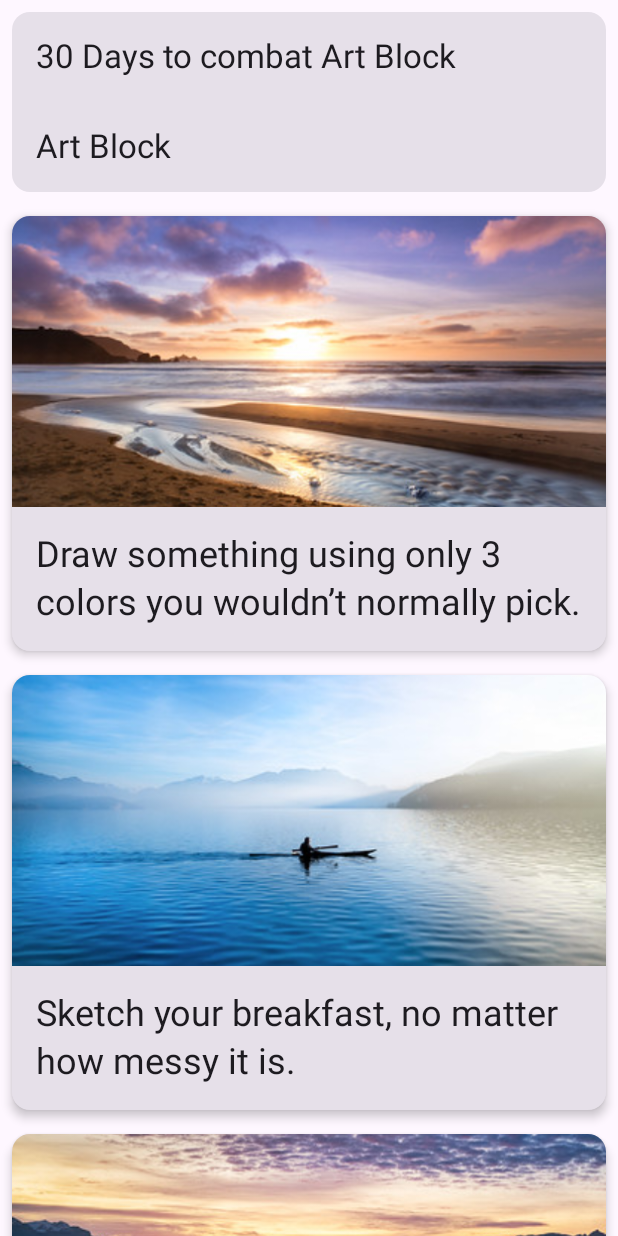
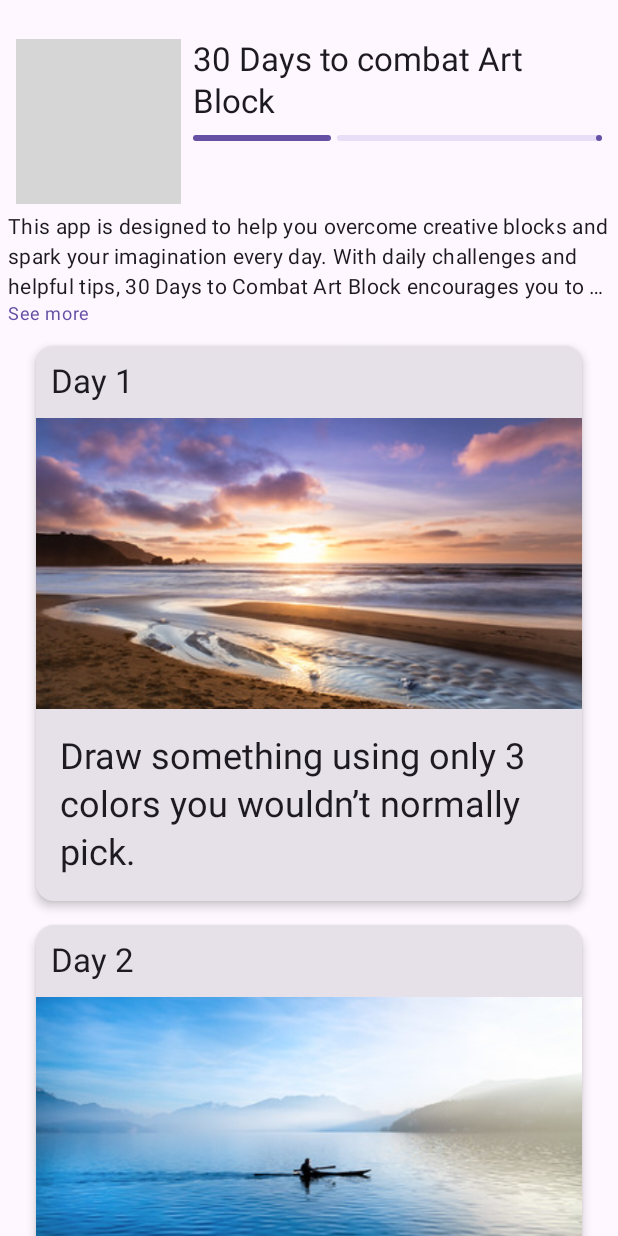
Before and after one commit to Vikyyz/30-days-app, an Android app built with Jetpack Compose: the screen it shows after launch (MainActivity), on a phone screen of 412 x 824 dp. Run offline under Robolectric (Android 15) with nearby library versions, the phone set to English and light mode, and no system bars; grey boxes are pictures that could not be loaded.

```diff
--- a/app/src/main/java/com/example/a30daysapp/MainActivity.kt
+++ b/app/src/main/java/com/example/a30daysapp/MainActivity.kt
@@ -4,7 +4,10 @@ import android.os.Bundle
 import androidx.activity.ComponentActivity
 import androidx.activity.compose.setContent
 import androidx.activity.enableEdgeToEdge
+import androidx.annotation.StringRes
+import androidx.compose.animation.animateContentSize
 import androidx.compose.foundation.Image
+import androidx.compose.foundation.clickable
 import androidx.compose.foundation.layout.Arrangement
 import androidx.compose.foundation.layout.Box
 import androidx.compose.foundation.layout.Column
@@ -12,11 +15,13 @@ import androidx.compose.foundation.layout.Row
 import androidx.compose.foundation.layout.fillMaxWidth
 import androidx.compose.foundation.layout.height
 import androidx.compose.foundation.layout.padding
+import androidx.compose.foundation.layout.size
 import androidx.compose.foundation.lazy.LazyColumn
 import androidx.compose.foundation.lazy.grid.GridCells
 import androidx.compose.foundation.lazy.grid.GridItemSpan
 import androidx.compose.foundation.lazy.grid.LazyVerticalGrid
 import androidx.compose.foundation.lazy.grid.items
+import androidx.compose.foundation.lazy.grid.itemsIndexed
 import androidx.compose.foundation.lazy.items
 import androidx.compose.material.icons.Icons
 import androidx.compose.material.icons.filled.Delete
@@ -24,7 +29,9 @@ import androidx.compose.material3.Card
 import androidx.compose.material3.CardDefaults
 import androidx.compose.material3.ExperimentalMaterial3Api
 import androidx.compose.material3.Icon
+import androidx.compose.material3.LinearProgressIndicator
 import androidx.compose.material3.MaterialTheme
+import androidx.compose.material3.ProgressIndicatorDefaults
 import androidx.compose.material3.Scaffold
 import androidx.compose.material3.SwipeToDismissBox
 import androidx.compose.material3.SwipeToDismissBoxValue
@@ -35,12 +42,14 @@ import androidx.compose.runtime.getValue
 import androidx.compose.runtime.mutableStateOf
 import androidx.compose.runtime.remember
 import androidx.compose.runtime.setValue
+import androidx.compose.ui.Alignment
 import androidx.compose.ui.Modifier
 import androidx.compose.ui.graphics.vector.ImageVector
 import androidx.compose.ui.layout.ContentScale
 import androidx.compose.ui.modifier.modifierLocalConsumer
 import androidx.compose.ui.res.painterResource
 import androidx.compose.ui.res.stringResource
+import androidx.compose.ui.text.style.TextOverflow
 import androidx.compose.ui.tooling.preview.Preview
 import androidx.compose.ui.unit.dp
 import com.example.a30daysapp.data.DataSource
@@ -68,7 +77,7 @@ class MainActivity : ComponentActivity() {
 
 @OptIn(ExperimentalMaterial3Api::class)
 @Composable
-fun TipsCard(tip: Tip, modifier: Modifier = Modifier) {
+fun TipsCard(tip: Tip, index: Int, modifier: Modifier = Modifier) {
     var completed by remember { mutableStateOf(false) }
     Card(modifier = modifier.padding(8.dp), elevation = CardDefaults.cardElevation(defaultElevation = 4.dp)) {
         val dismissState = rememberSwipeToDismissBoxState(
@@ -81,14 +90,20 @@ fun TipsCard(tip: Tip, modifier: Modifier = Modifier) {
                 }
             }
         )
+        Text (
+            text = "Day ${index + 1}",
+            style = MaterialTheme.typography.titleLarge,
+            modifier = Modifier.padding(10.dp)
+        )
         SwipeToDismissBox (
             state = dismissState,
             enableDismissFromEndToStart = true,
+            enableDismissFromStartToEnd = false,
             backgroundContent = {
                 Box {
                     Icon(
                         imageVector = Icons.Default.Delete,
-                        contentDescription = "Delete tip"
+                        contentDescription = "Delete tip",
                     )
                 }
             }
@@ -101,7 +116,7 @@ fun TipsCard(tip: Tip, modifier: Modifier = Modifier) {
                         .padding(16.dp),
                     contentAlignment = androidx.compose.ui.Alignment.Center
                 ) {
-                    Text(text = "You have completed this day's task")
+                    Text(text = "You have completed day's ${index + 1} task.")
                 }
             } else {
                 Column {
@@ -112,7 +127,6 @@ fun TipsCard(tip: Tip, modifier: Modifier = Modifier) {
                             .fillMaxWidth()
                             .height(194.dp),
                         contentScale = ContentScale.Crop
-
                     )
                     Text (
                         text = stringResource(tip.stringResourceId),
@@ -128,7 +142,7 @@ fun TipsCard(tip: Tip, modifier: Modifier = Modifier) {
 @Preview
 @Composable
 private fun TipsCardPreview () {
-    TipsCard(Tip(R.string.Tips1, R.drawable.image1))
+    TipsCard(Tip(R.string.Tips1, R.drawable.image1), index = 0)
 }
 
 @Composable
@@ -141,28 +155,79 @@ private fun TipsList(tipsList: List<Tip>, modifier: Modifier = Modifier) {
         item (span = { GridItemSpan(this.maxLineSpan) }) {
             ArtBlockDetailsHeaderItem()
         }
-        items(tipsList) { tip ->
-            TipsCard(tip)
+
+        itemsIndexed (tipsList) { index, tip ->
+            TipsCard(
+                tip = tip,
+                index = index,
+                modifier = Modifier.padding(horizontal = 16.dp)
+            )
         }
     }
 }
 @Composable
 fun ArtBlockDetailsHeaderItem(modifier: Modifier = Modifier) {
-    Card(modifier = Modifier.padding(8.dp)) {
+//    Header - Entire header
+    Column(
+        modifier = modifier.padding(5.dp),
+        horizontalAlignment = Alignment.Start,
+        verticalArrangement = Arrangement.Top
+    )
+//    Header - Image and title
+    {
+        Row(
+            modifier = modifier
+                .padding(5.dp)
+                .padding(top = 15.dp),
+            verticalAlignment = Alignment.Top
+        ) {
+            Image(
+                painter = painterResource(id = R.drawable.header1),
+                contentDescription = null,
+                modifier = Modifier
+                    .size(110.dp),
+                contentScale = ContentScale.Crop
+            )
+
+            Column(modifier = Modifier.padding(start = 8.dp)) {
+                Text(
+                    text = "30 Days to combat Art Block",
+                    style = MaterialTheme.typography.titleLarge,
+                )
+                LinearProgressIndicator(
+                    progress = {
+                        0.33f
+                    },
+                    modifier = Modifier
+                        .fillMaxWidth()
+                        .padding(top = 8.dp),
+                    color = MaterialTheme.colorScheme.primary,
+                    trackColor = ProgressIndicatorDefaults.linearTrackColor,
+                    strokeCap = ProgressIndicatorDefaults.LinearStrokeCap,
+                )
+            }
+        }
+//        Header - Description
+        var expanded by remember { mutableStateOf(false) }
         Column {
-            Text (
-                text = "30 Days to combat Art Block",
-                style = MaterialTheme.typography.titleLarge,
-                modifier = Modifier.padding(16.dp)
+            Text(
+                text = stringResource(R.string.Description),
+                style = MaterialTheme.typography.bodyMedium,
+                maxLines = if (expanded) Int.MAX_VALUE else 3,
+                overflow = TextOverflow.Ellipsis
             )
+
             Text(
-                text = "Art Block",
-                style = MaterialTheme.typography.titleLarge,
-                modifier = Modifier.padding(16.dp)
+                text = if (expanded) "See less" else "See more",
+                style = MaterialTheme.typography.bodySmall.copy(color = MaterialTheme.colorScheme.primary),
+                modifier = Modifier
+                    .animateContentSize()
+                    .clickable { expanded = !expanded }
             )
         }
     }
 }
+
 
 @Composable
 fun Greeting(name: String, modifier: Modifier = Modifier) {
--- a/app/src/main/res/values/strings.xml
+++ b/app/src/main/res/values/strings.xml
@@ -30,4 +30,7 @@
     <string name="Tips28">Draw yourself as if you lived in a different time period.</string>
     <string name="Tips29">Create an artwork using only one continuous line.</string>
     <string name="Tips30">Choose your favorite from the month and make a polished, final version.</string>
+
+
+    <string name="Description">This app is designed to help you overcome creative blocks and spark your imagination every day. With daily challenges and helpful tips, 30 Days to Combat Art Block encourages you to explore new techniques, express your creativity, and develop your unique style. Whether you are a beginner artist or a seasoned professional, this app provides constant inspiration and motivation to turn each day into an opportunity for creation. Your progress is tracked through completed tasks, bringing you one step closer to beating the creative block.</string>
 </resources>
```
Also changed, not shown: 1 other file.
